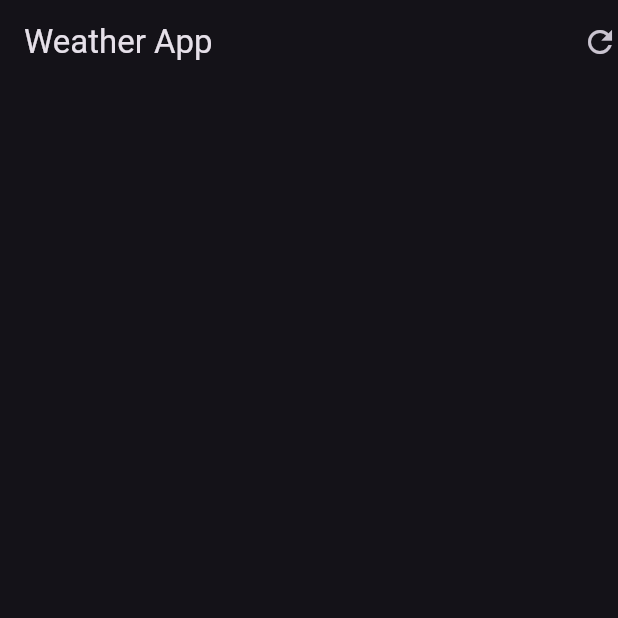
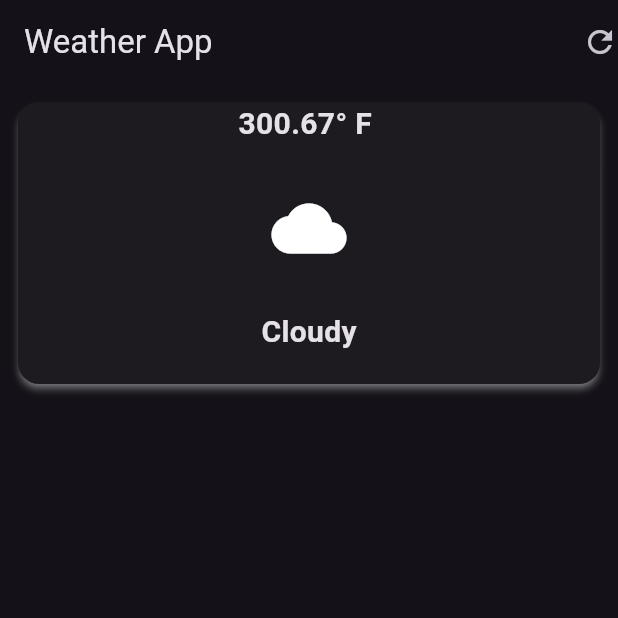
Before and after one commit to farhanmahmud21/weather_app, a Flutter app: the screen it shows after launch, on a phone screen of 412 x 824 dp, the top half of it. Run offline on Flutter 3.47's test engine with Material 3 defaults, Android fonts, the phone set to English and light mode, and no system bars.

Commit message:
Current Weather Card created

```diff
--- a/lib/weather_screen.dart
+++ b/lib/weather_screen.dart
@@ -10,6 +10,48 @@ class WeatherScreen extends StatelessWidget {
         title: Text('Weather App'),
         actions: [GestureDetector(child: Icon(Icons.refresh))],
       ),
+      body: Padding(
+        padding: const EdgeInsets.all(8.0),
+        child: Column(
+          children: [
+            SizedBox(
+              width: double.infinity,
+              child: Card(
+                shadowColor: Colors.white,
+                elevation: 2,
+                shape: RoundedRectangleBorder(
+                  borderRadius: BorderRadiusGeometry.circular(14),
+                ),
+                child: Column(
+                  spacing: 10,
+                  mainAxisSize: MainAxisSize.max,
+                  mainAxisAlignment: MainAxisAlignment.center,
+                  children: [
+                    Text(
+                      '300.67° F ',
+                      style: TextStyle(
+                        fontSize: 20,
+                        fontWeight: FontWeight.bold,
+                      ),
+                    ),
+                    SizedBox(height: 10),
+                    Icon(Icons.cloud, size: 50),
+                    SizedBox(height: 10),
+                    Text(
+                      'Cloudy',
+                      style: TextStyle(
+                        fontSize: 20,
+                        fontWeight: FontWeight.bold,
+                      ),
+                    ),
+                    SizedBox(height: 10),
+                  ],
+                ),
+              ),
+            ),
+          ],
+        ),
+      ),
     );
   }
 }
```
